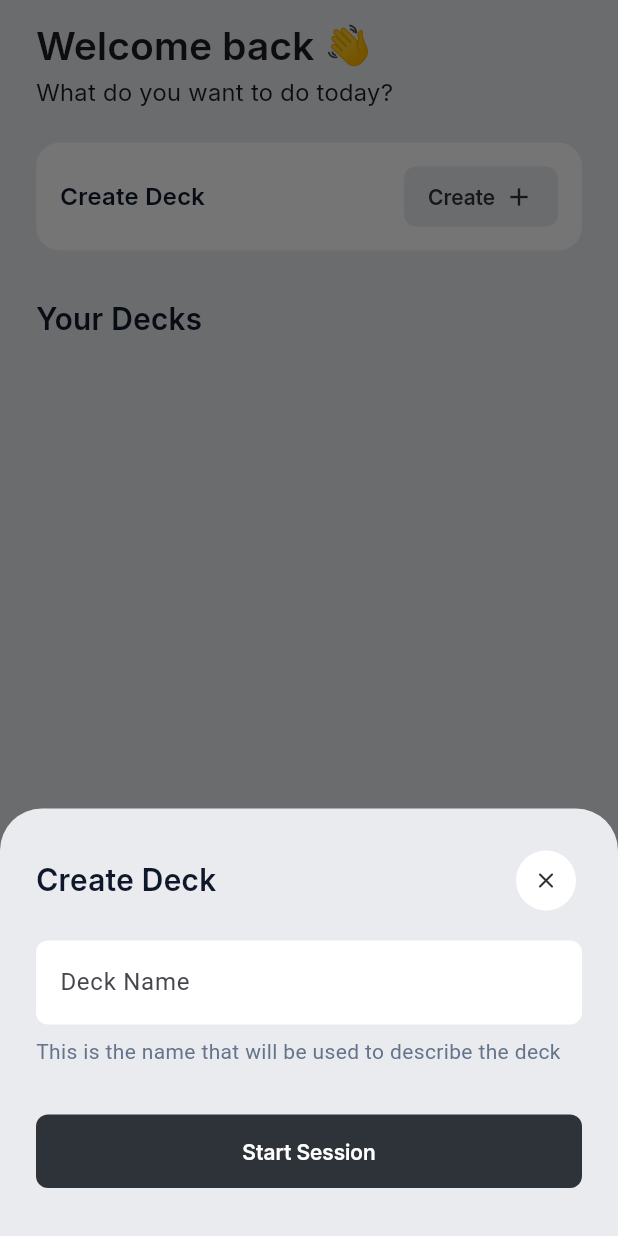
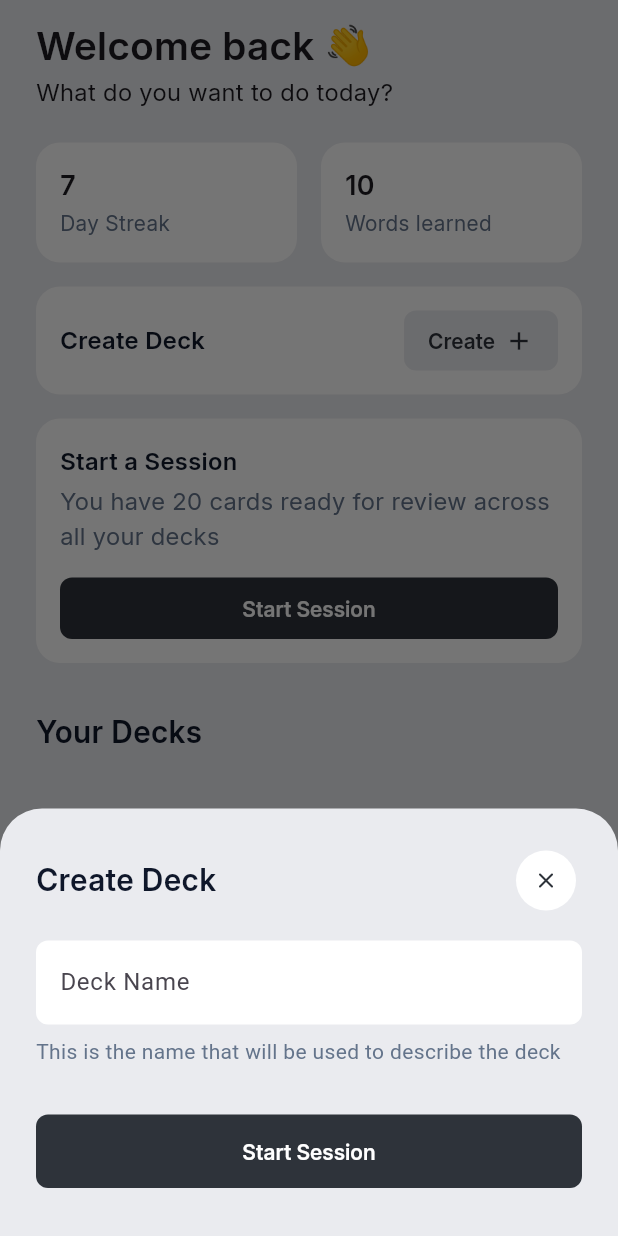
Before and after one commit to tilucasoli/linzen, a Flutter app: the screen it shows after launch, after a tap on "Create", on a phone screen of 412 x 824 dp. Run offline on Flutter 3.47's test engine with Material 3 defaults, Android fonts, the phone set to English and light mode, and no system bars; our stand-ins replace lucide_icons; missing offline and left inert: elegant_spring_animation.

Commit message:
Add TextEditingController into HomeScreen

```diff
--- a/lib/ui/home/widgets/home_screen.dart
+++ b/lib/ui/home/widgets/home_screen.dart
@@ -1,16 +1,20 @@
-import 'package:elegant_spring_animation/elegant_spring_animation.dart';
 import 'package:flutter/material.dart';
 import 'package:linzen/ui/home/viewmodel/deck_viewmodel.dart';
-import 'package:lucide_icons/lucide_icons.dart';
+import 'package:linzen/ui/shared/components/create_button_card.dart';
 
 import '../../shared/components/bottom_sheet.dart';
 import '../../shared/components/button.dart';
 
-class HomeScreen extends StatelessWidget {
+class HomeScreen extends StatefulWidget {
   const HomeScreen({super.key, required this.viewModel});
 
   final DeckViewModel viewModel;
 
+  @override
+  State<HomeScreen> createState() => _HomeScreenState();
+}
+
+class _HomeScreenState extends State<HomeScreen> {
   @override
   Widget build(BuildContext context) {
     return Scaffold(
@@ -27,65 +31,19 @@ class HomeScreen extends StatelessWidget {
               child: Column(
                 spacing: 16,
                 children: [
-                  // Row(
-                  //   spacing: 16,
-                  //   children: [
-                  //     Expanded(
-                  //       child: _InfoCard(value: '7', title: 'Day Streak'),
-                  //     ),
-                  //     Expanded(
-                  //       child: _InfoCard(value: '10', title: 'Words learned'),
-                  //     ),
-                  //   ],
-                  // ),
-                  Builder(
-                    builder: (context) {
-                      return _CreateButtonCard(
-                        onPressed: () {
-                          showLinzenBottomSheet(
-                            context,
-                            title: 'Create Deck',
-                            contentBuilder: (context) {
-                              return Column(
-                                spacing: 8,
-                                crossAxisAlignment: CrossAxisAlignment.start,
-                                children: [
-                                  TextField(
-                                    decoration: InputDecoration(
-                                      border: OutlineInputBorder(
-                                        borderSide: BorderSide.none,
-                                        borderRadius: BorderRadius.circular(8),
-                                      ),
-                                      filled: true,
-                                      fillColor: Colors.white,
-                                      hintText: 'Deck Name',
-                                    ),
-                                  ),
-                                  Text(
-                                    'This is the name that will be used to describe the deck',
-                                    style: TextStyle(
-                                      fontSize: 14,
-                                      fontWeight: FontWeight.w400,
-                                      color: Color(0xFF64748B),
-                                      height: 1.4,
-                                    ),
-                                  ),
-                                ],
-                              );
-                            },
-                            buttonBuilder: (context) {
-                              return PrimaryButton(
-                                onPressed: () {},
-                                size: ButtonSize.large,
-                                fullWidth: true,
-                              );
-                            },
-                          );
-                        },
-                      );
-                    },
+                  Row(
+                    spacing: 16,
+                    children: [
+                      Expanded(
+                        child: _InfoCard(value: '7', title: 'Day Streak'),
+                      ),
+                      Expanded(
+                        child: _InfoCard(value: '10', title: 'Words learned'),
+                      ),
+                    ],
                   ),
-                  // StartSessionCard(),
+                  _CreateDeck(viewModel: widget.viewModel),
+                  StartSessionCard(),
                 ],
               ),
             ),
@@ -107,16 +65,16 @@ class HomeScreen extends StatelessWidget {
             SliverPadding(
               padding: EdgeInsets.only(bottom: 32),
               sliver: ListenableBuilder(
-                listenable: viewModel,
+                listenable: widget.viewModel,
                 builder: (context, child) {
                   return SliverList.separated(
-                    itemCount: viewModel.decks.length,
+                    itemCount: widget.viewModel.decks.length,
                     separatorBuilder: (context, index) {
                       return SizedBox(height: 16);
                     },
                     itemBuilder: (context, index) {
                       return _DeckCard(
-                        title: viewModel.decks[index].name,
+                        title: widget.viewModel.decks[index].name,
                         subtitle: 'not implemented',
                       );
                     },
@@ -128,6 +86,76 @@ class HomeScreen extends StatelessWidget {
         ),
       ),
       backgroundColor: Color(0xFFEAEBEF),
+    );
+  }
+}
+
+class _CreateDeck extends StatefulWidget {
+  const _CreateDeck({required this.viewModel});
+
+  final DeckViewModel viewModel;
+
+  @override
+  State<_CreateDeck> createState() => _CreateDeckState();
+}
+
+class _CreateDeckState extends State<_CreateDeck> {
+  final TextEditingController _controller = TextEditingController();
+
+  @override
+  void dispose() {
+    _controller.dispose();
+    super.dispose();
+  }
+
+  @override
+  Widget build(BuildContext context) {
+    return CreateButtonCard(
+      title: 'Create Deck',
+      onPressed: () {
+        showLinzenBottomSheet(
+          context,
+          title: 'Create Deck',
+          contentBuilder: (context) {
+            return Column(
+              spacing: 8,
+              crossAxisAlignment: CrossAxisAlignment.start,
+              children: [
+                TextField(
+                  controller: _controller,
+                  decoration: InputDecoration(
+                    border: OutlineInputBorder(
+                      borderSide: BorderSide.none,
+                      borderRadius: BorderRadius.circular(8),
+                    ),
+                    filled: true,
+                    fillColor: Colors.white,
+                    hintText: 'Deck Name',
+                  ),
+                ),
+                Text(
+                  'This is the name that will be used to describe the deck',
+                  style: TextStyle(
+                    fontSize: 14,
+                    fontWeight: FontWeight.w400,
+                    color: Color(0xFF64748B),
+                    height: 1.4,
+                  ),
+                ),
+              ],
+            );
+          },
+          buttonBuilder: (context) {
+            return PrimaryButton(
+              onPressed: () {
+                widget.viewModel.createDeck(_controller.text);
+              },
+              size: ButtonSize.large,
+              fullWidth: true,
+            );
+          },
+        );
+      },
     );
   }
 }
@@ -214,64 +242,6 @@ class _DeckCard extends StatelessWidget {
   }
 }
 
-class _CreateButtonCard extends StatelessWidget {
-  const _CreateButtonCard({required this.onPressed});
-
-  final VoidCallback onPressed;
-
-  @override
-  Widget build(BuildContext context) {
-    return Container(
-      padding: EdgeInsets.symmetric(horizontal: 16, vertical: 12),
-      decoration: BoxDecoration(
-        color: Colors.white,
-        borderRadius: BorderRadius.circular(16),
-      ),
-      child: Row(
-        mainAxisAlignment: MainAxisAlignment.spaceBetween,
-        children: [
-          Text(
-            'Create Deck',
-            style: TextStyle(
-              fontSize: 16,
-              fontFamily: 'Inter',
-              fontWeight: FontWeight.w600,
-              color: Color(0xFF0F172A),
-            ),
-          ),
-          TextButton(
-            onPressed: onPressed,
-            style: ButtonStyle(
-              shape: WidgetStateProperty.all(
-                RoundedRectangleBorder(borderRadius: BorderRadius.circular(8)),
-              ),
-              padding: WidgetStateProperty.all(
-                EdgeInsets.symmetric(horizontal: 16, vertical: 6),
-              ),
-              foregroundColor: WidgetStateProperty.all(Color(0xFF2E333A)),
-              textStyle: WidgetStateProperty.all(
-                TextStyle(
-                  fontSize: 14,
-                  fontWeight: FontWeight.w600,
-                  fontFamily: 'Inter',
-                ),
-              ),
-              backgroundColor: WidgetStateProperty.all(Color(0xFFEAEBEF)),
-            ),
-            child: Row(
-              spacing: 6,
-              children: [
-                Text('Create'),
-                Icon(Icons.add, size: 20, color: Color(0xFF2E333A)),
-              ],
-            ),
-          ),
-        ],
-      ),
-    );
-  }
-}
-
 class _Header extends StatelessWidget {
   @override
   Widget build(BuildContext context) {
--- /dev/null
+++ b/lib/ui/shared/components/create_button_card.dart
@@ -0,0 +1,64 @@
+import 'package:flutter/material.dart';
+
+class CreateButtonCard extends StatelessWidget {
+  const CreateButtonCard({
+    super.key,
+    required this.onPressed,
+    required this.title,
+  });
+
+  final VoidCallback onPressed;
+  final String title;
+
+  @override
+  Widget build(BuildContext context) {
+    return Container(
+      padding: EdgeInsets.symmetric(horizontal: 16, vertical: 12),
+      decoration: BoxDecoration(
+        color: Colors.white,
+        borderRadius: BorderRadius.circular(16),
+      ),
+      child: Row(
+        mainAxisAlignment: MainAxisAlignment.spaceBetween,
+        children: [
+          Text(
+            title,
+            style: TextStyle(
+              fontSize: 16,
+              fontFamily: 'Inter',
+              fontWeight: FontWeight.w600,
+              color: Color(0xFF0F172A),
+            ),
+          ),
+          TextButton(
+            onPressed: onPressed,
+            style: ButtonStyle(
+              shape: WidgetStateProperty.all(
+                RoundedRectangleBorder(borderRadius: BorderRadius.circular(8)),
+              ),
+              padding: WidgetStateProperty.all(
+                EdgeInsets.symmetric(horizontal: 16, vertical: 6),
+              ),
+              foregroundColor: WidgetStateProperty.all(Color(0xFF2E333A)),
+              textStyle: WidgetStateProperty.all(
+                TextStyle(
+                  fontSize: 14,
+                  fontWeight: FontWeight.w600,
+                  fontFamily: 'Inter',
+                ),
+              ),
+              backgroundColor: WidgetStateProperty.all(Color(0xFFEAEBEF)),
+            ),
+            child: Row(
+              spacing: 6,
+              children: [
+                Text('Create'),
+                Icon(Icons.add, size: 20, color: Color(0xFF2E333A)),
+              ],
+            ),
+          ),
+        ],
+      ),
+    );
+  }
+}
```
